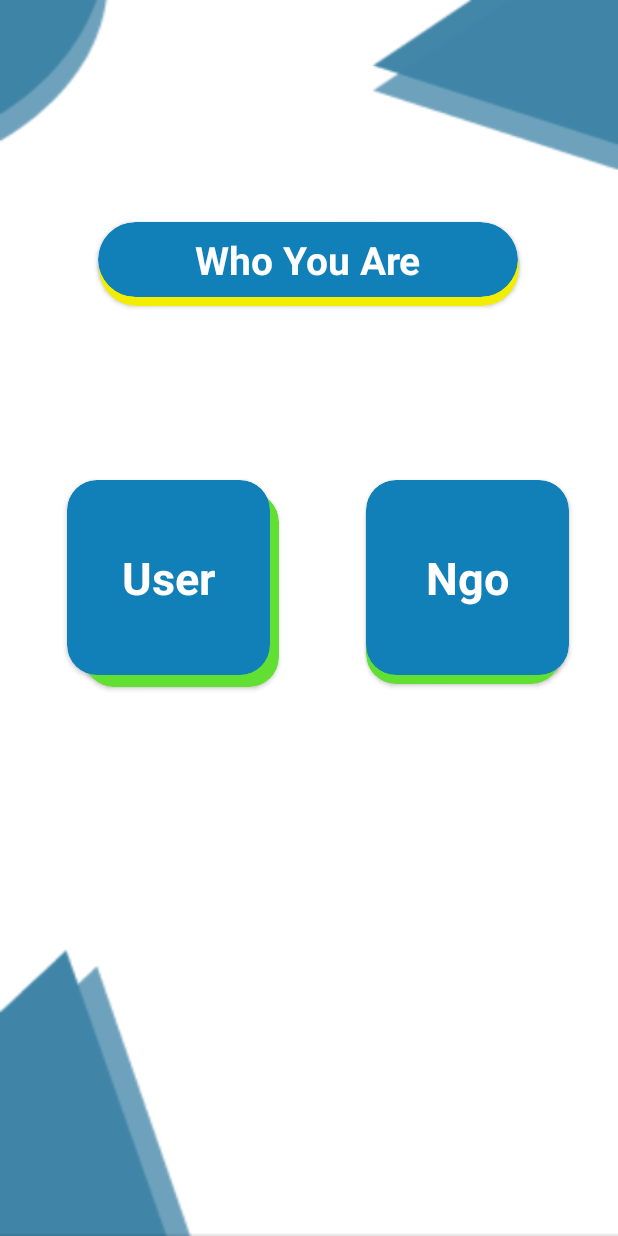
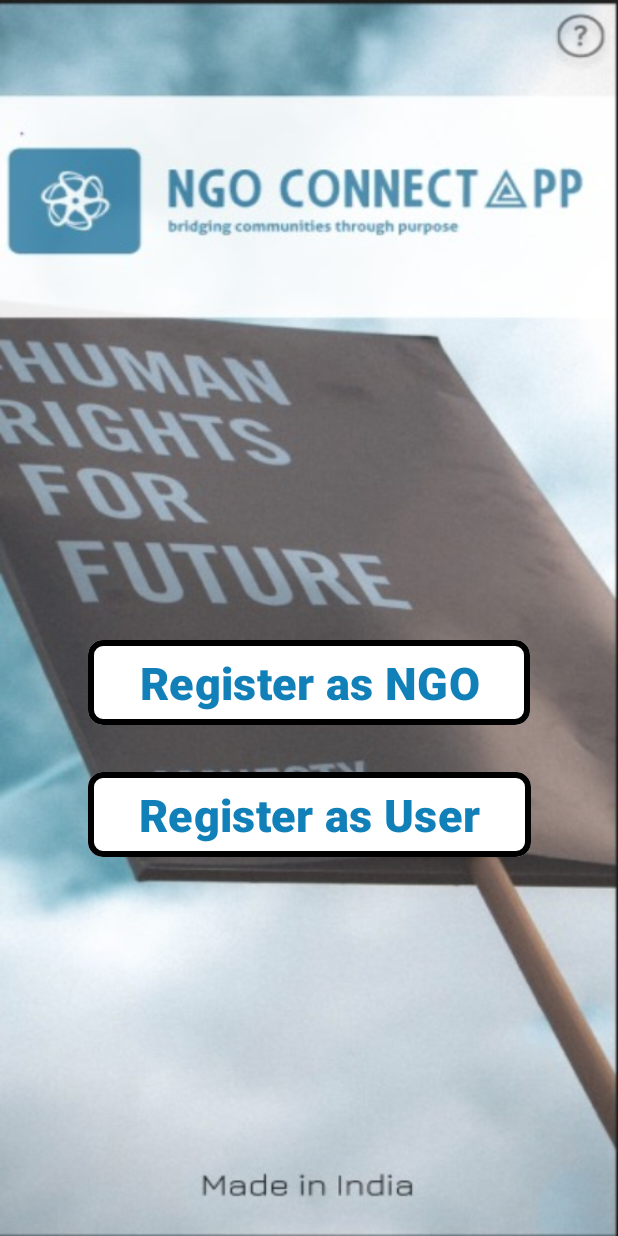
Before and after one commit to rahulmukati67/NGO-CONNECT-APP, an Android app: the RegistrationActivity screen opened directly, with no data from a screen before it, on a phone screen of 412 x 824 dp. Run offline under Robolectric (Android 15) with nearby library versions, the light colour scheme and no system bars; 4 statements that could not run were skipped.

Commit message:
ui changes

```diff
--- a/app/src/main/res/layout/activity_registration.xml
+++ b/app/src/main/res/layout/activity_registration.xml
@@ -4,130 +4,62 @@
     xmlns:tools="http://schemas.android.com/tools"
     android:layout_width="match_parent"
     android:layout_height="match_parent"
-    android:background="@drawable/ngoregisterpage"
     tools:context=".RegistrationActivity">
 
-    <androidx.cardview.widget.CardView
-        android:id="@+id/cardView7"
-        android:layout_width="280dp"
-        android:layout_height="50dp"
-        android:layout_marginTop="160dp"
-        app:cardBackgroundColor="#F3EE00"
-        app:cardCornerRadius="50dp"
-        app:layout_constraintBottom_toBottomOf="@+id/cardView5"
+    <ImageView
+        android:id="@+id/imageView"
+        android:layout_width="0dp"
+        android:layout_height="0dp"
+        android:scaleType="fitXY"
+        app:layout_constraintBottom_toBottomOf="parent"
+        app:layout_constraintEnd_toEndOf="parent"
+        app:layout_constraintHorizontal_bias="1.0"
+        app:layout_constraintStart_toStartOf="parent"
+        app:layout_constraintTop_toTopOf="parent"
+        app:layout_constraintVertical_bias="1.0"
+        app:srcCompat="@drawable/bg_img_ngo_app" />
+
+    <Button
+        android:id="@+id/btnNgoReg"
+        android:layout_width="wrap_content"
+        android:layout_height="wrap_content"
+        android:paddingStart="34dp"
+        android:paddingTop="8dp"
+        android:paddingEnd="34dp"
+        android:paddingBottom="8dp"
+        android:text="@string/ngo_reg"
+        android:textColor="@color/btn_text_color"
+        android:textSize="30sp"
+        android:textStyle="bold"
+        android:theme="@style/BtnColor"
+        app:cornerRadius="10dp"
+        app:layout_constraintBottom_toBottomOf="parent"
         app:layout_constraintEnd_toEndOf="parent"
         app:layout_constraintStart_toStartOf="parent"
-        app:layout_constraintTop_toTopOf="parent">
+        app:layout_constraintTop_toTopOf="parent"
+        app:layout_constraintVertical_bias="0.557"
+        app:strokeColor="#000000"
+        app:strokeWidth="4dp" />
 
-    </androidx.cardview.widget.CardView>
-
-    <androidx.cardview.widget.CardView
-        android:id="@+id/cardView5"
-        android:layout_width="280dp"
-        android:layout_height="50dp"
-        android:layout_marginTop="148dp"
-        app:cardBackgroundColor="@color/btn_text_color"
-        app:cardCornerRadius="50dp"
+    <Button
+        android:id="@+id/btnUserReg"
+        android:layout_width="wrap_content"
+        android:layout_height="wrap_content"
+        android:paddingStart="34dp"
+        android:paddingTop="8dp"
+        android:paddingEnd="34dp"
+        android:paddingBottom="8dp"
+        android:text="@string/user_ngo"
+        android:textColor="@color/btn_text_color"
+        android:textSize="30sp"
+        android:textStyle="bold"
+        android:theme="@style/BtnColor"
+        app:cornerRadius="10dp"
+        app:layout_constraintBottom_toBottomOf="@+id/imageView"
         app:layout_constraintEnd_toEndOf="parent"
-        app:layout_constraintHorizontal_bias="0.495"
         app:layout_constraintStart_toStartOf="parent"
-        app:layout_constraintTop_toTopOf="parent">
-
-        <TextView
-            android:layout_width="wrap_content"
-            android:layout_height="wrap_content"
-            android:layout_gravity="center"
-            android:text="Who You Are"
-            android:textColor="@color/white"
-            android:textSize="26dp"
-            android:textStyle="bold"></TextView>
-
-
-
-    </androidx.cardview.widget.CardView>
-
-
-    <androidx.cardview.widget.CardView
-        android:layout_width="130dp"
-        android:layout_height="130dp"
-        android:layout_marginTop="122dp"
-        app:cardBackgroundColor="#61DF33"
-        app:cardCornerRadius="20dp"
-        app:layout_constraintEnd_toEndOf="parent"
-        app:layout_constraintHorizontal_bias="0.602"
-        app:layout_constraintStart_toEndOf="@+id/cardView6"
-        app:layout_constraintTop_toBottomOf="@+id/cardView7">
-
-    </androidx.cardview.widget.CardView>
-
-    <androidx.cardview.widget.CardView
-        android:id="@+id/cardView6"
-        android:layout_width="130dp"
-        android:layout_height="130dp"
-        android:layout_marginTop="130dp"
-        android:layout_marginRight="40dp"
-        app:cardBackgroundColor="#61DF33"
-        app:cardCornerRadius="20dp"
-        app:layout_constraintEnd_toEndOf="parent"
-        app:layout_constraintHorizontal_bias="0.231"
-        app:layout_constraintStart_toStartOf="parent"
-        app:layout_constraintTop_toBottomOf="@+id/cardView5">
-
-
-    </androidx.cardview.widget.CardView>
-
-    <androidx.cardview.widget.CardView
-        android:id="@+id/btnUserReg"
-        android:layout_width="135dp"
-        android:layout_height="130dp"
-        android:layout_marginTop="320dp"
-        android:layout_marginRight="30dp"
-        app:cardBackgroundColor="@color/btn_text_color"
-        app:cardCornerRadius="20dp"
-        app:layout_constraintEnd_toEndOf="parent"
-        app:layout_constraintHorizontal_bias="0.181"
-        app:layout_constraintStart_toStartOf="parent"
-        app:layout_constraintTop_toTopOf="parent">
-        <TextView
-            android:layout_width="wrap_content"
-            android:layout_height="wrap_content"
-            android:textSize="30dp"
-            android:text="User"
-            android:textColor="@color/white"
-            android:textStyle="bold"
-            android:layout_gravity="center">
-
-        </TextView>
-
-    </androidx.cardview.widget.CardView>
-
-    <androidx.cardview.widget.CardView
-        android:id="@+id/btnNgoReg"
-        android:layout_width="135dp"
-        android:layout_height="130dp"
-    android:layout_marginLeft="25dp"
-        android:layout_marginTop="320dp"
-        app:cardBackgroundColor="@color/btn_text_color"
-        app:cardCornerRadius="20dp"
-        app:layout_constraintEnd_toEndOf="parent"
-        app:layout_constraintHorizontal_bias="0.869"
-        app:layout_constraintStart_toStartOf="parent"
-        app:layout_constraintTop_toTopOf="parent"
-        app:layout_constraintVertical_bias="0.112">
-
-        <TextView
-            android:layout_width="wrap_content"
-            android:layout_height="wrap_content"
-            android:textSize="30dp"
-            android:text="Ngo"
-            android:textColor="@color/white"
-            android:textStyle="bold"
-            android:layout_gravity="center">
-
-        </TextView>
-
-    </androidx.cardview.widget.CardView>
-
-
-
+        app:layout_constraintTop_toBottomOf="@+id/btnNgoReg"
+        app:layout_constraintVertical_bias="0.086"
+        app:strokeColor="#000000"
+        app:strokeWidth="4dp" />
 </androidx.constraintlayout.widget.ConstraintLayout>
--- a/app/src/main/res/values/strings.xml
+++ b/app/src/main/res/values/strings.xml
@@ -11,4 +11,5 @@
     <string name="enter_code">Enter the code sent to your mobile number</string>
 
     <string name="hello_blank_fragment">Hello blank fragment</string>
+    <string name="register_as_user">Register As User</string>
 </resources>
```
